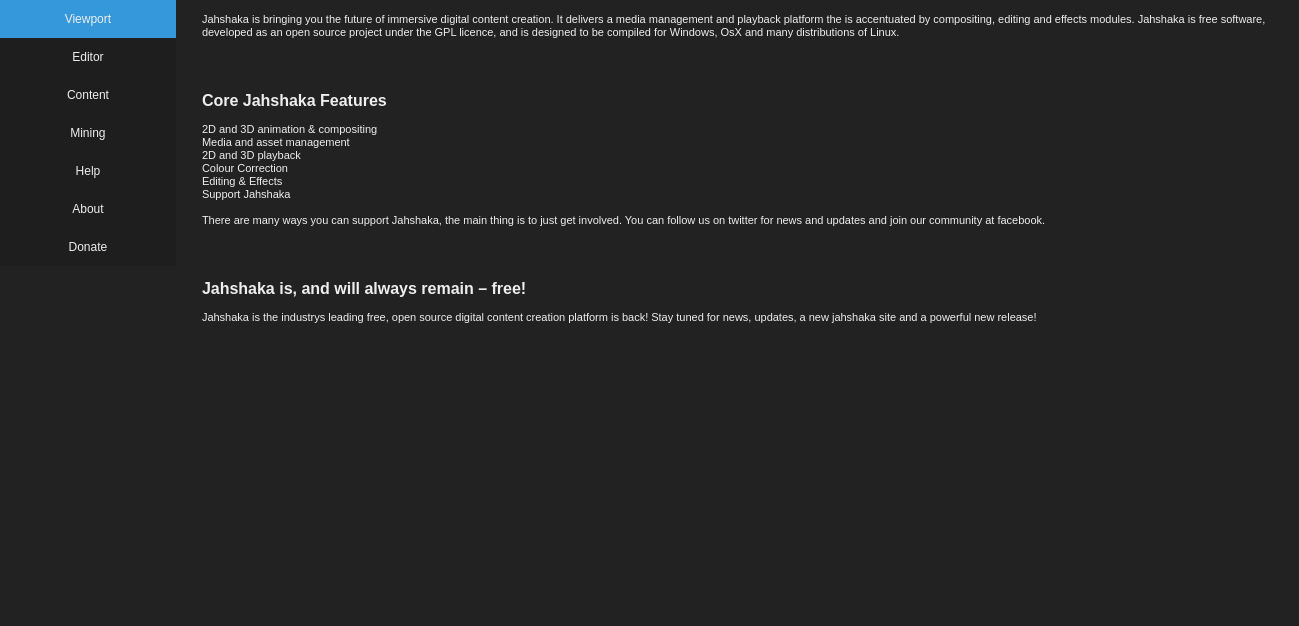
Qt form src/dialogs/preferences/worldsettings.ui (jahshaka/Studio) before a commit.
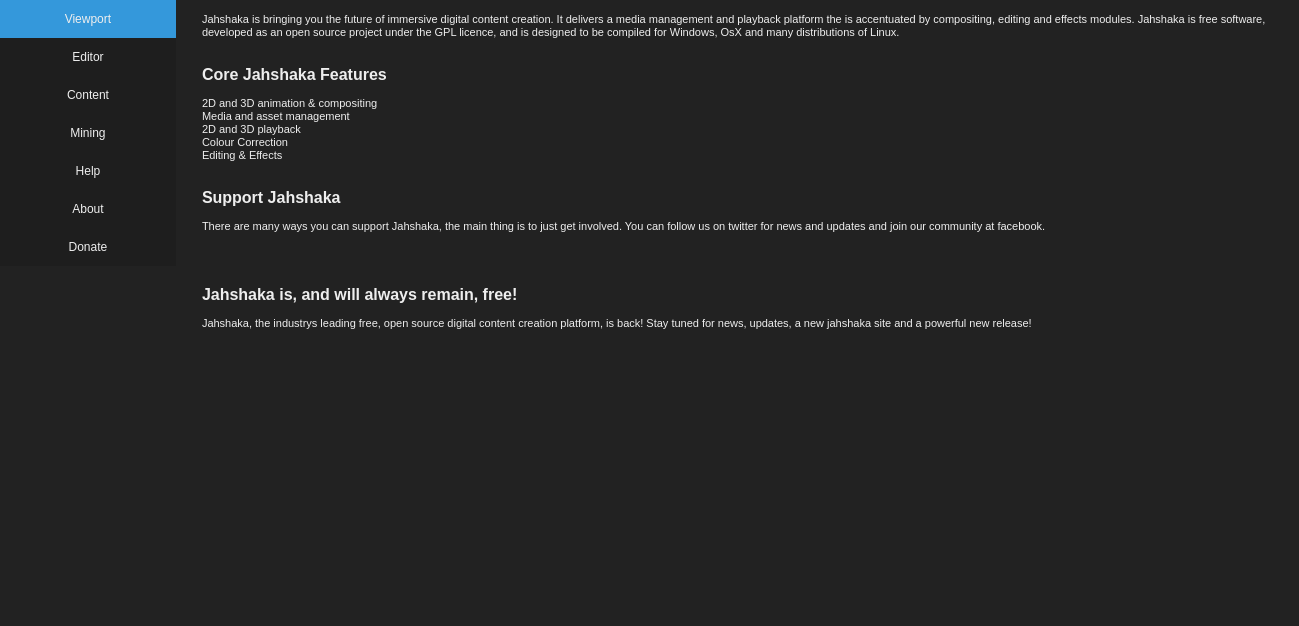
The same form after that commit. The open tabs and pages were chosen to show the change. Icons and pictures are not drawn. Custom widgets are drawn as their Qt base class.

Commit message: Updated about dialog

```diff
--- a/src/dialogs/preferences/worldsettings.ui
+++ b/src/dialogs/preferences/worldsettings.ui
@@ -823,8 +823,6 @@
 &lt;p style=&quot; margin-top:0px; margin-bottom:0px; margin-left:0px; margin-right:0px; -qt-block-indent:0; text-indent:0px;&quot;&gt;&lt;span style=&quot; font-size:8.25pt;&quot;&gt;Jahshaka is bringing you the future of immersive digital content creation. It delivers a media management and playback platform the is accentuated by compositing, editing and effects modules. Jahshaka is free software, developed as an open source project under the GPL licence, and is designed to be compiled for Windows, OsX and many distributions of Linux.&lt;/span&gt;&lt;/p&gt;
 &lt;p style=&quot;-qt-paragraph-type:empty; margin-top:0px; margin-bottom:0px; margin-left:0px; margin-right:0px; -qt-block-indent:0; text-indent:0px; font-size:8.25pt;&quot;&gt;&lt;br /&gt;&lt;/p&gt;
 &lt;p style=&quot;-qt-paragraph-type:empty; margin-top:0px; margin-bottom:0px; margin-left:0px; margin-right:0px; -qt-block-indent:0; text-indent:0px; font-size:8.25pt;&quot;&gt;&lt;br /&gt;&lt;/p&gt;
-&lt;p style=&quot;-qt-paragraph-type:empty; margin-top:0px; margin-bottom:0px; margin-left:0px; margin-right:0px; -qt-block-indent:0; text-indent:0px; font-size:8.25pt;&quot;&gt;&lt;br /&gt;&lt;/p&gt;
-&lt;p style=&quot;-qt-paragraph-type:empty; margin-top:0px; margin-bottom:0px; margin-left:0px; margin-right:0px; -qt-block-indent:0; text-indent:0px; font-size:8.25pt;&quot;&gt;&lt;br /&gt;&lt;/p&gt;
 &lt;p style=&quot; margin-top:0px; margin-bottom:0px; margin-left:0px; margin-right:0px; -qt-block-indent:0; text-indent:0px;&quot;&gt;&lt;span style=&quot; font-size:12pt; font-weight:600;&quot;&gt;Core Jahshaka Features&lt;/span&gt;&lt;/p&gt;
 &lt;p style=&quot;-qt-paragraph-type:empty; margin-top:0px; margin-bottom:0px; margin-left:0px; margin-right:0px; -qt-block-indent:0; text-indent:0px; font-size:8.25pt;&quot;&gt;&lt;br /&gt;&lt;/p&gt;
 &lt;p style=&quot; margin-top:0px; margin-bottom:0px; margin-left:0px; margin-right:0px; -qt-block-indent:0; text-indent:0px;&quot;&gt;&lt;span style=&quot; font-size:8.25pt;&quot;&gt;2D and 3D animation &amp;amp; compositing&lt;/span&gt;&lt;/p&gt;
@@ -832,16 +830,18 @@
 &lt;p style=&quot; margin-top:0px; margin-bottom:0px; margin-left:0px; margin-right:0px; -qt-block-indent:0; text-indent:0px;&quot;&gt;&lt;span style=&quot; font-size:8.25pt;&quot;&gt;2D and 3D playback&lt;/span&gt;&lt;/p&gt;
 &lt;p style=&quot; margin-top:0px; margin-bottom:0px; margin-left:0px; margin-right:0px; -qt-block-indent:0; text-indent:0px;&quot;&gt;&lt;span style=&quot; font-size:8.25pt;&quot;&gt;Colour Correction&lt;/span&gt;&lt;/p&gt;
 &lt;p style=&quot; margin-top:0px; margin-bottom:0px; margin-left:0px; margin-right:0px; -qt-block-indent:0; text-indent:0px;&quot;&gt;&lt;span style=&quot; font-size:8.25pt;&quot;&gt;Editing &amp;amp; Effects&lt;/span&gt;&lt;/p&gt;
-&lt;p style=&quot; margin-top:0px; margin-bottom:0px; margin-left:0px; margin-right:0px; -qt-block-indent:0; text-indent:0px;&quot;&gt;&lt;span style=&quot; font-size:8.25pt;&quot;&gt;Support Jahshaka&lt;/span&gt;&lt;/p&gt;
+&lt;p style=&quot;-qt-paragraph-type:empty; margin-top:0px; margin-bottom:0px; margin-left:0px; margin-right:0px; -qt-block-indent:0; text-indent:0px; font-size:8.25pt;&quot;&gt;&lt;br /&gt;&lt;/p&gt;
+&lt;p style=&quot;-qt-paragraph-type:empty; margin-top:0px; margin-bottom:0px; margin-left:0px; margin-right:0px; -qt-block-indent:0; text-indent:0px; font-size:8.25pt;&quot;&gt;&lt;br /&gt;&lt;/p&gt;
+&lt;p style=&quot; margin-top:0px; margin-bottom:0px; margin-left:0px; margin-right:0px; -qt-block-indent:0; text-indent:0px;&quot;&gt;&lt;span style=&quot; font-size:12pt; font-weight:600;&quot;&gt;Support Jahshaka&lt;/span&gt;&lt;/p&gt;
 &lt;p style=&quot;-qt-paragraph-type:empty; margin-top:0px; margin-bottom:0px; margin-left:0px; margin-right:0px; -qt-block-indent:0; text-indent:0px; font-size:8.25pt;&quot;&gt;&lt;br /&gt;&lt;/p&gt;
 &lt;p style=&quot; margin-top:0px; margin-bottom:0px; margin-left:0px; margin-right:0px; -qt-block-indent:0; text-indent:0px;&quot;&gt;&lt;span style=&quot; font-size:8.25pt;&quot;&gt;There are many ways you can support Jahshaka, the main thing is to just get involved. You can follow us on twitter for news and updates and join our community at facebook.&lt;/span&gt;&lt;/p&gt;
 &lt;p style=&quot;-qt-paragraph-type:empty; margin-top:0px; margin-bottom:0px; margin-left:0px; margin-right:0px; -qt-block-indent:0; text-indent:0px; font-size:8.25pt;&quot;&gt;&lt;br /&gt;&lt;/p&gt;
 &lt;p style=&quot;-qt-paragraph-type:empty; margin-top:0px; margin-bottom:0px; margin-left:0px; margin-right:0px; -qt-block-indent:0; text-indent:0px; font-size:8.25pt;&quot;&gt;&lt;br /&gt;&lt;/p&gt;
 &lt;p style=&quot;-qt-paragraph-type:empty; margin-top:0px; margin-bottom:0px; margin-left:0px; margin-right:0px; -qt-block-indent:0; text-indent:0px; font-size:8.25pt;&quot;&gt;&lt;br /&gt;&lt;/p&gt;
 &lt;p style=&quot;-qt-paragraph-type:empty; margin-top:0px; margin-bottom:0px; margin-left:0px; margin-right:0px; -qt-block-indent:0; text-indent:0px; font-size:8.25pt;&quot;&gt;&lt;br /&gt;&lt;/p&gt;
-&lt;p style=&quot; margin-top:0px; margin-bottom:0px; margin-left:0px; margin-right:0px; -qt-block-indent:0; text-indent:0px;&quot;&gt;&lt;span style=&quot; font-size:12pt; font-weight:600;&quot;&gt;Jahshaka is, and will always remain – free!&lt;/span&gt;&lt;/p&gt;
+&lt;p style=&quot; margin-top:0px; margin-bottom:0px; margin-left:0px; margin-right:0px; -qt-block-indent:0; text-indent:0px;&quot;&gt;&lt;span style=&quot; font-size:12pt; font-weight:600;&quot;&gt;Jahshaka is, and will always remain, free!&lt;/span&gt;&lt;/p&gt;
 &lt;p style=&quot;-qt-paragraph-type:empty; margin-top:0px; margin-bottom:0px; margin-left:0px; margin-right:0px; -qt-block-indent:0; text-indent:0px; font-size:8.25pt;&quot;&gt;&lt;br /&gt;&lt;/p&gt;
-&lt;p style=&quot; margin-top:0px; margin-bottom:0px; margin-left:0px; margin-right:0px; -qt-block-indent:0; text-indent:0px;&quot;&gt;&lt;span style=&quot; font-size:8.25pt;&quot;&gt;Jahshaka is the industrys leading free, open source digital content creation platform is back! Stay tuned for news, updates, a new jahshaka site and a powerful new release!&lt;/span&gt;&lt;/p&gt;&lt;/body&gt;&lt;/html&gt;</string>
+&lt;p style=&quot; margin-top:0px; margin-bottom:0px; margin-left:0px; margin-right:0px; -qt-block-indent:0; text-indent:0px;&quot;&gt;&lt;span style=&quot; font-size:8.25pt;&quot;&gt;Jahshaka, the industrys leading free, open source digital content creation platform, is back! Stay tuned for news, updates, a new jahshaka site and a powerful new release!&lt;/span&gt;&lt;/p&gt;&lt;/body&gt;&lt;/html&gt;</string>
          </property>
         </widget>
        </item>
```
The commit also changes 1 other file.
